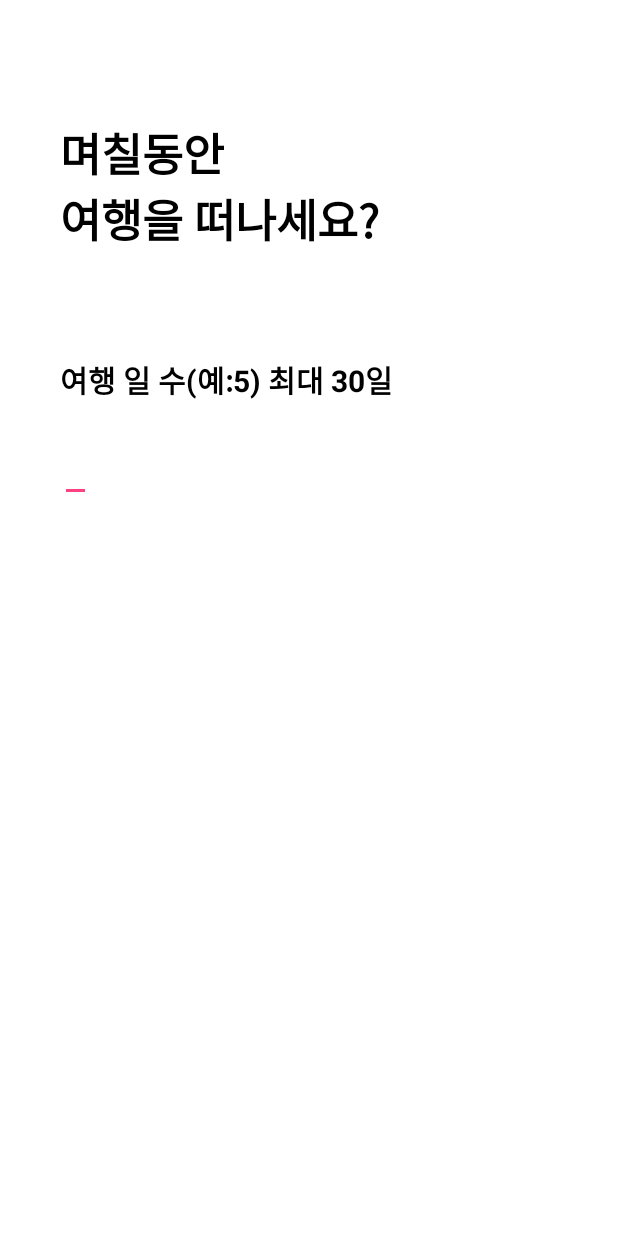
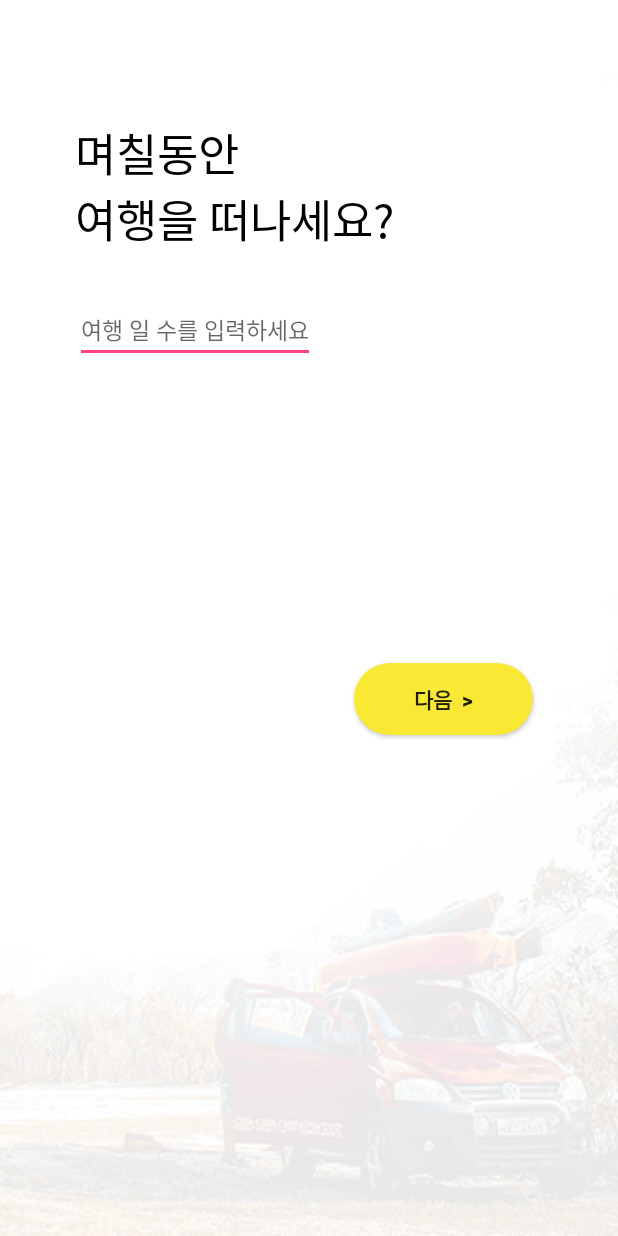
Before and after one commit to ohdoking/lazyTripperRemakeAndroid, an Android app: the layout activity_date_pick.xml on its own in the app's theme, with its tools: preview values and no code run, on a phone screen of 412 x 824 dp. Run offline under Robolectric (Android 15) with nearby library versions, the phone set to English and light mode, and no system bars; Roboto replaces fonts that are not available here.

Commit message:
흔들림 효과 추가함

```diff
--- a/app/src/main/java/com/yapp/lazitripper/views/ChooseCityActivity.java
+++ b/app/src/main/java/com/yapp/lazitripper/views/ChooseCityActivity.java
@@ -102,7 +102,7 @@ public class ChooseCityActivity extends BaseAppCompatActivity {
         sharedPreferenceStore = new SharedPreferenceStore<PickDate>(getApplicationContext(), ConstantStore.STORE);
 
         final PickDate pickDate = sharedPreferenceStore.getPreferences(ConstantStore.DATEKEY, PickDate.class);
-        Log.i("ohdoking",pickDate.getStartDate() + " / " + pickDate.getPeriod());
+        //Log.i("ohdoking",pickDate.getStartDate() + " / " + pickDate.getPeriod());
 
         //헤더
 //        ImageView rightImage = getRightImageView();
--- /dev/null
+++ b/app/src/main/res/anim/cycle_7.xml
@@ -0,0 +1,3 @@
+<?xml version="1.0" encoding="utf-8"?>
+<cycleInterpolator xmlns:android="http://schemas.android.com/apk/res/android"
+    android:layout_width="match_parent" android:layout_height="match_parent" android:cycles="7" />
--- /dev/null
+++ b/app/src/main/res/anim/shake.xml
@@ -0,0 +1,4 @@
+<?xml version="1.0" encoding="utf-8"?>
+<translate xmlns:android="http://schemas.android.com/apk/res/android"
+    android:layout_width="match_parent" android:layout_height="match_parent" android:fromXDelta="0"
+    android:toXDelta="10" android:duration="1000" android:interpolator="@anim/cycle_7" />
--- /dev/null
+++ b/app/src/main/res/drawable/bt_corner.xml
@@ -0,0 +1,12 @@
+<?xml version="1.0" encoding="utf-8"?>
+<selector xmlns:android="http://schemas.android.com/apk/res/android">
+    <item android:state_focused="false" android:state_pressed="false">
+        <shape>
+            <solid android:color="#FFF9E834" />
+            <corners android:radius="1000dp" />
+            <padding android:bottom="10dp" android:left="30dp"
+                android:right="30dp" android:top="10dp" />
+        </shape>
+    </item>
+
+</selector>
--- a/app/src/main/res/layout/activity_date_pick.xml
+++ b/app/src/main/res/layout/activity_date_pick.xml
@@ -6,44 +6,44 @@
     android:layout_height="match_parent"
     android:paddingTop="10dp"
     android:orientation="vertical"
-    android:background="#ffffff"
+    android:background="@drawable/home_background"
     tools:context="com.yapp.lazitripper.views.DatePickActivity">
 
     <TextView
         android:layout_width="wrap_content"
         android:layout_height="wrap_content"
-        android:layout_marginLeft="40dp"
-        android:layout_marginRight="50dp"
+        android:layout_marginLeft="50dp"
+        android:layout_marginRight="90dp"
         android:layout_marginTop="70dp"
         android:text="며칠동안\n여행을 떠나세요?"
         android:textAlignment="inherit"
         android:textColor="#000000"
-        android:textSize="30sp"
-        android:textStyle="bold" />
-
-    <TextView
-        android:layout_width="wrap_content"
-        android:layout_height="wrap_content"
-        android:layout_marginLeft="40dp"
-        android:layout_marginRight="50dp"
-        android:layout_marginTop="70dp"
-        android:text="여행 일 수(예:5) 최대 30일"
-        android:textAlignment="inherit"
-        android:textColor="#000000"
-        android:textSize="20sp"
-        android:textStyle="bold" />
-
+        android:textSize="30sp" />
 
     <EditText
         android:id="@+id/datePick"
         android:layout_width="wrap_content"
         android:layout_height="wrap_content"
-        android:layout_marginLeft="40dp"
-        android:layout_marginRight="50dp"
-        android:layout_marginTop="5dp"
+        android:layout_marginLeft="50dp"
+        android:layout_marginRight="90dp"
+        android:layout_marginTop="30dp"
         android:digits="0123456789"
-        android:inputType="number"
         android:maxLength="2"
-        android:textSize="30sp" />
+        android:textSize="15sp"
+        android:hint="여행 일 수를 입력하세요"/>
+
+    <Button
+        android:id="@+id/next"
+        android:layout_width="wrap_content"
+        android:layout_height="wrap_content"
+        android:background="@drawable/bt_corner"
+        android:layout_gravity="center"
+        android:paddingLeft="40dp"
+        android:paddingRight="40dp"
+        android:layout_marginLeft="100dp"
+        android:layout_marginRight="10dp"
+        android:layout_marginTop="200dp"
+        android:textStyle="bold"
+        android:text="다음  >" />
 
 </LinearLayout>
```
Also changed, not shown: app/src/main/java/com/yapp/lazitripper/views/DatePickActivity.java (+32 -30 lines), app/src/main/java/com/yapp/lazitripper/views/HomeActivity.java (+1 -10 lines), app/src/main/res/layout/activity_home.xml (+13 -12 lines), app/src/main/res/layout/bt_corner.xml (added, +17 -0 lines).
